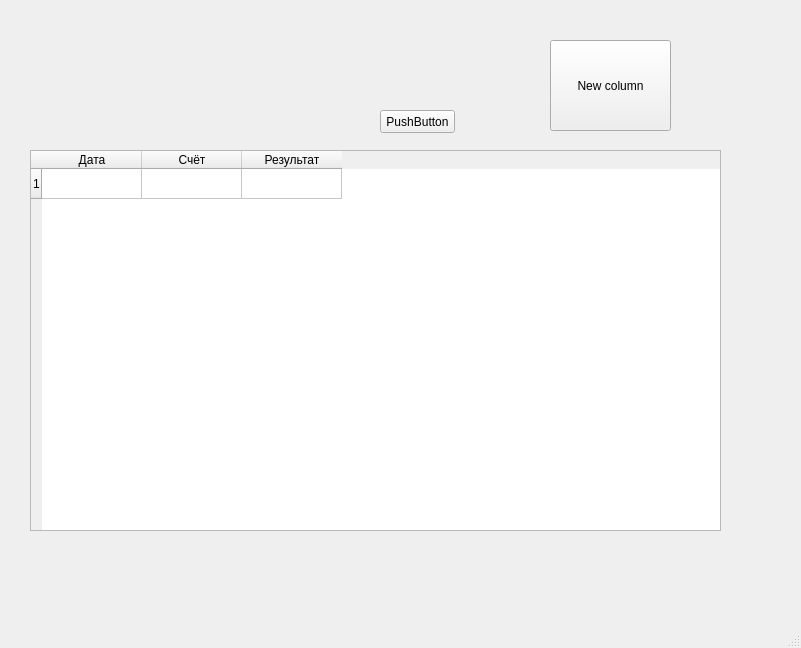
Before: the Qt Designer form test.ui in OgnestrelYT/Sport-Oracle, drawn with Qt 5.
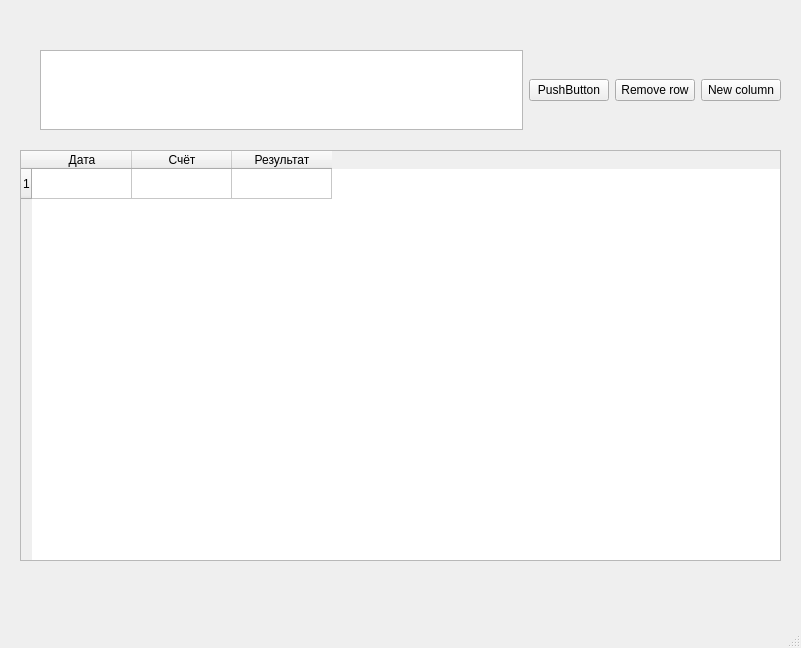
After: the same form once the commit is applied.

Commit message: add and remove in table

```diff
--- a/test.ui
+++ b/test.ui
@@ -20,10 +20,10 @@
     </property>
     <property name="geometry">
      <rect>
-      <x>30</x>
+      <x>20</x>
       <y>150</y>
-      <width>691</width>
-      <height>381</height>
+      <width>761</width>
+      <height>411</height>
      </rect>
     </property>
     <property name="sizePolicy">
@@ -59,31 +59,41 @@
      </property>
     </column>
    </widget>
-   <widget class="QPushButton" name="Add_Tab_Button">
+   <widget class="QWidget" name="horizontalLayoutWidget">
     <property name="geometry">
      <rect>
-      <x>380</x>
-      <y>110</y>
-      <width>75</width>
-      <height>23</height>
+      <x>40</x>
+      <y>50</y>
+      <width>741</width>
+      <height>80</height>
      </rect>
     </property>
+    <layout class="QHBoxLayout" name="horizontalLayout">
+     <item>
+      <widget class="QTextEdit" name="textEdit"/>
+     </item>
+     <item>
+      <widget class="QPushButton" name="pushButton">
     <property name="text">
      <string>PushButton</string>
     </property>
    </widget>
+     </item>
+     <item>
+      <widget class="QPushButton" name="Remove_Row">
+       <property name="text">
+        <string>Remove row</string>
+       </property>
+      </widget>
+     </item>
+     <item>
    <widget class="QPushButton" name="New_Row">
-    <property name="geometry">
-     <rect>
-      <x>550</x>
-      <y>40</y>
-      <width>121</width>
-      <height>91</height>
-     </rect>
-    </property>
     <property name="text">
      <string>New column</string>
     </property>
+      </widget>
+     </item>
+    </layout>
    </widget>
   </widget>
   <widget class="QMenuBar" name="menubar">
```
Lines whose indentation alone changed are shown as unchanged. The commit also changes 1 other file.
